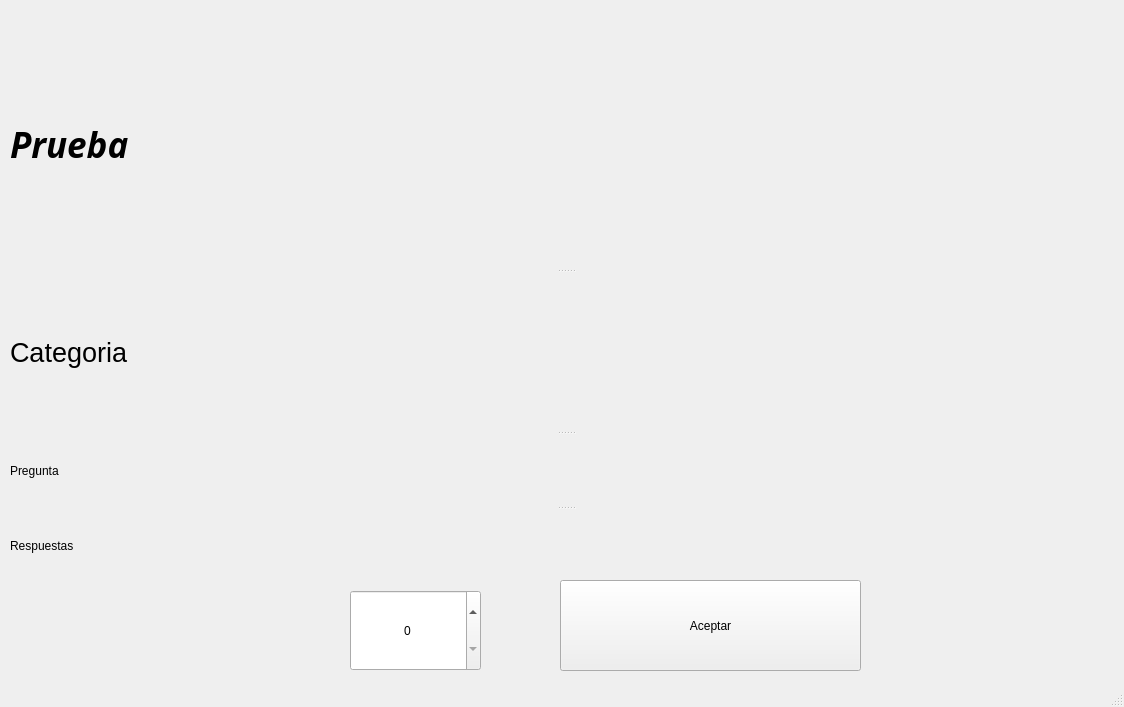
This is ventana.ui in Nastupiste/Proyecto_Servidor as Qt 5 draws it before an edit. The edited form follows.
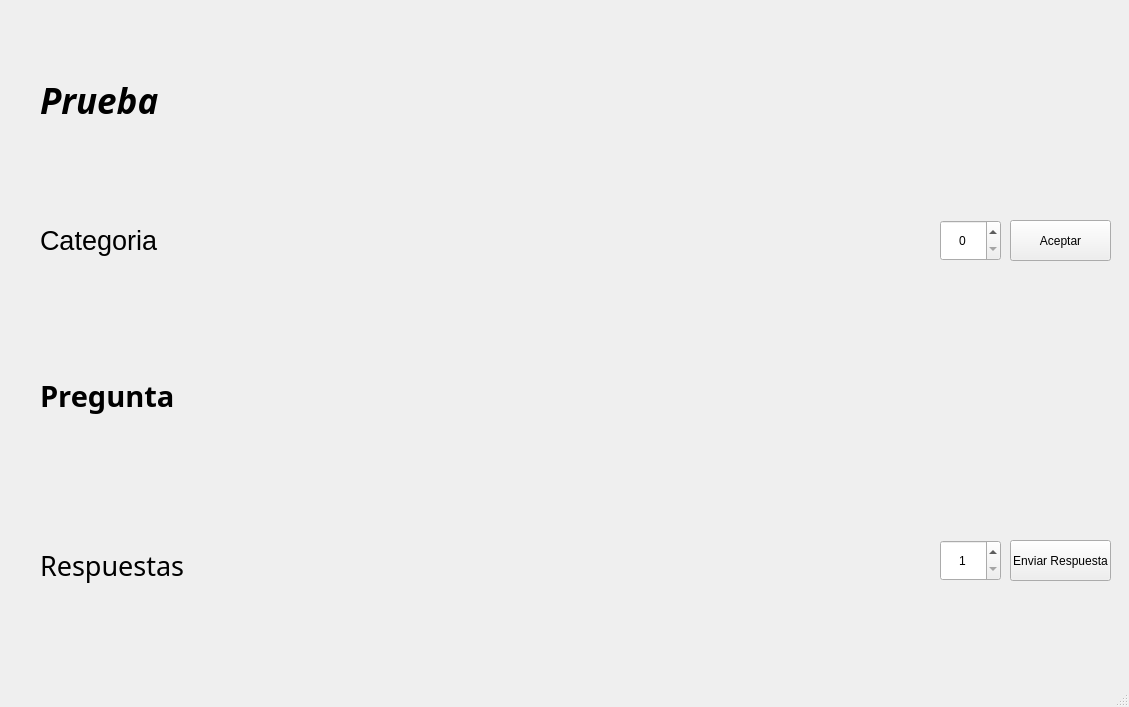
This is the edited form.

The edit to the form file:
```diff
--- a/ventana.ui
+++ b/ventana.ui
@@ -6,7 +6,7 @@
    <rect>
     <x>0</x>
     <y>0</y>
-    <width>1124</width>
+    <width>1129</width>
     <height>707</height>
    </rect>
   </property>
@@ -17,10 +17,10 @@
    <widget class="QSpinBox" name="spinBoxNumPreguntas">
     <property name="geometry">
      <rect>
-      <x>350</x>
-      <y>590</y>
-      <width>131</width>
-      <height>81</height>
+      <x>940</x>
+      <y>220</y>
+      <width>61</width>
+      <height>41</height>
      </rect>
     </property>
     <property name="alignment">
@@ -33,29 +33,57 @@
    <widget class="QPushButton" name="bConfirmar">
     <property name="geometry">
      <rect>
-      <x>560</x>
-      <y>580</y>
-      <width>301</width>
-      <height>91</height>
+      <x>1010</x>
+      <y>220</y>
+      <width>101</width>
+      <height>41</height>
      </rect>
     </property>
     <property name="text">
      <string>Aceptar</string>
     </property>
    </widget>
-   <widget class="QSplitter" name="splitter">
+   <widget class="QPushButton" name="BotonConfRespuesta">
     <property name="geometry">
      <rect>
-      <x>10</x>
-      <y>20</y>
-      <width>1111</width>
-      <height>561</height>
+      <x>1010</x>
+      <y>540</y>
+      <width>101</width>
+      <height>41</height>
      </rect>
     </property>
-    <property name="orientation">
-     <enum>Qt::Vertical</enum>
+    <property name="text">
+     <string>Enviar Respuesta</string>
     </property>
+   </widget>
+   <widget class="QSpinBox" name="spinBox">
+    <property name="geometry">
+     <rect>
+      <x>940</x>
+      <y>540</y>
+      <width>61</width>
+      <height>41</height>
+     </rect>
+    </property>
+    <property name="alignment">
+     <set>Qt::AlignCenter</set>
+    </property>
+    <property name="minimum">
+     <number>1</number>
+    </property>
+    <property name="maximum">
+     <number>4</number>
+    </property>
+   </widget>
     <widget class="QLabel" name="eTitulo">
+    <property name="geometry">
+     <rect>
+      <x>40</x>
+      <y>20</y>
+      <width>1051</width>
+      <height>161</height>
+     </rect>
+    </property>
      <property name="font">
       <font>
        <family>Source Code Pro Black</family>
@@ -69,26 +97,65 @@
       <string>Prueba</string>
      </property>
     </widget>
-    <widget class="QLabel" name="eSubTitulo">
-     <property name="font">
-      <font>
-       <pointsize>20</pointsize>
-      </font>
-     </property>
-     <property name="text">
-      <string>Categoria</string>
-     </property>
-    </widget>
     <widget class="QLabel" name="ePregunta">
+    <property name="geometry">
+     <rect>
+      <x>40</x>
+      <y>350</y>
+      <width>1071</width>
+      <height>91</height>
+     </rect>
+    </property>
+    <property name="font">
+     <font>
+      <family>Trebuchet MS</family>
+      <pointsize>22</pointsize>
+      <weight>75</weight>
+      <bold>true</bold>
+     </font>
+    </property>
      <property name="text">
       <string>Pregunta</string>
      </property>
     </widget>
+   <widget class="QLabel" name="eSubTitulo">
+    <property name="geometry">
+     <rect>
+      <x>40</x>
+      <y>200</y>
+      <width>881</width>
+      <height>81</height>
+     </rect>
+    </property>
+    <property name="font">
+     <font>
+      <pointsize>20</pointsize>
+     </font>
+    </property>
+    <property name="text">
+     <string>Categoria</string>
+    </property>
+   </widget>
     <widget class="QLabel" name="eRespuestas">
+    <property name="geometry">
+     <rect>
+      <x>40</x>
+      <y>450</y>
+      <width>881</width>
+      <height>231</height>
+     </rect>
+    </property>
+    <property name="font">
+     <font>
+      <family>Trebuchet MS</family>
+      <pointsize>20</pointsize>
+      <weight>50</weight>
+      <bold>false</bold>
+     </font>
+    </property>
      <property name="text">
       <string>Respuestas</string>
      </property>
-    </widget>
    </widget>
   </widget>
   <widget class="QStatusBar" name="statusbar"/>
```
Lines whose indentation alone changed are shown as unchanged.
